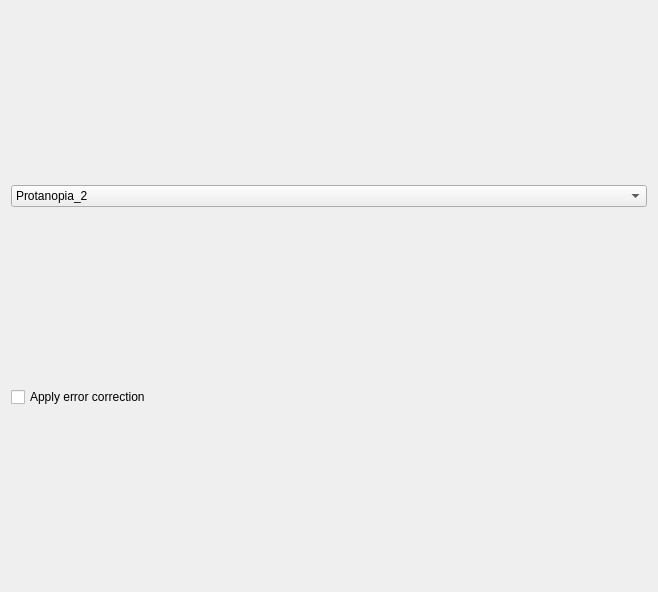
First picture: the form in src/kcm/ColorCorrectionFilter.ui, repository lliurex/kwin-colorcorrection-effect, before the edit.
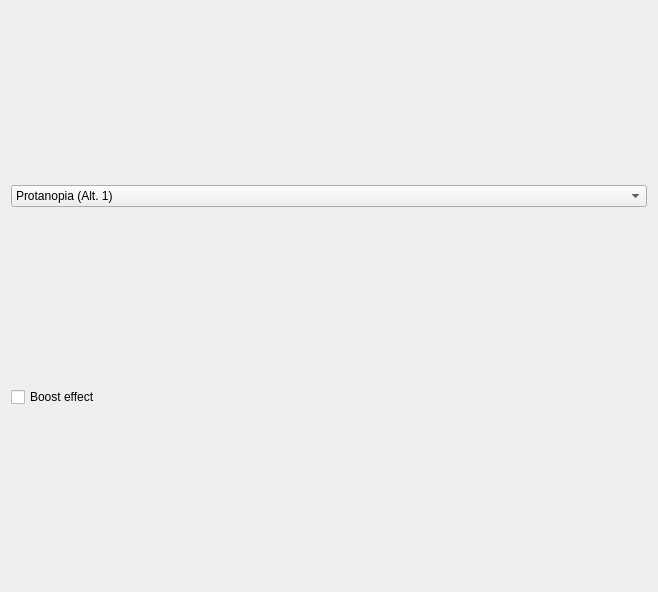
Second picture: the form after the edit.

```diff
--- a/src/kcm/ColorCorrectionFilter.ui
+++ b/src/kcm/ColorCorrectionFilter.ui
@@ -38,7 +38,7 @@
      </item>
      <item>
       <property name="text">
-       <string>Protanopia_2</string>
+       <string>Protanopia (Alt. 1)</string>
       </property>
      </item>
      <item>
@@ -91,7 +91,7 @@
    <item>
     <widget class="QCheckBox" name="kcfg_applyColorCorrection">
       <property name="text">
-       <string>Apply error correction</string>
+       <string>Boost effect</string>
       </property>
     </widget>
    </item>
```
Left out of the diff: 20 changed lines with no effect on the pictures.
